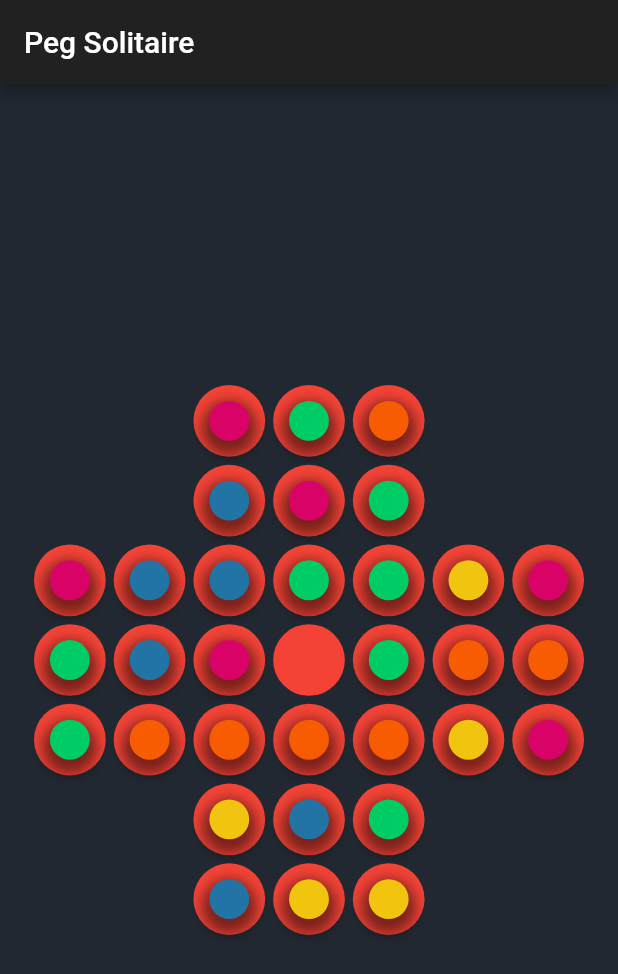
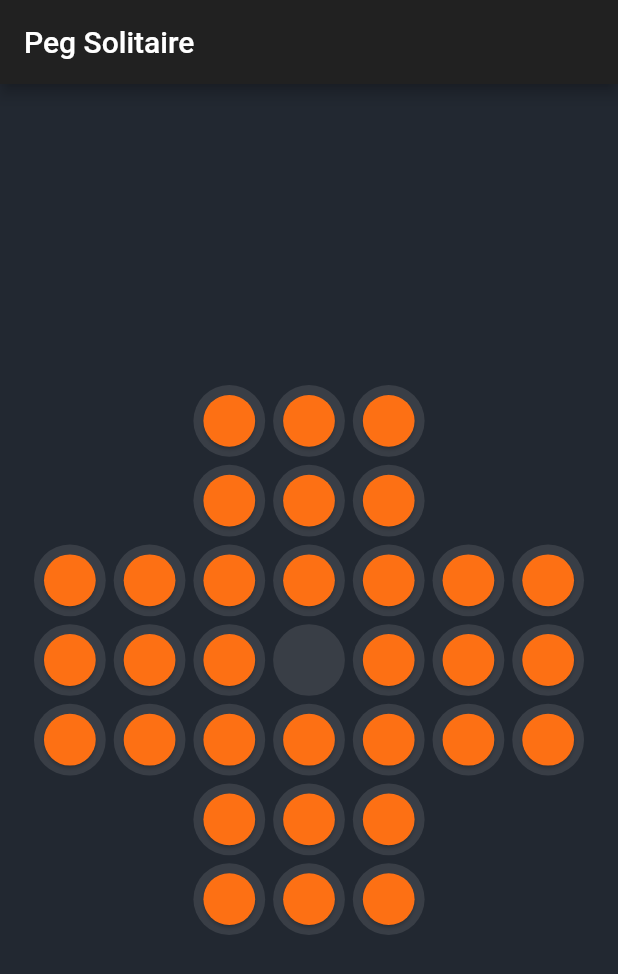
Before and after one commit to austincv/peg-solitaire, a Flutter app: the screen it shows after launch, on a phone screen of 412 x 824 dp. Shown: the top 974 px of the screen. Run offline on Flutter 3.47's test engine with Material 2 defaults, Android fonts, the light colour scheme and no system bars.

Commit message:
Major refactor

```diff
--- a/lib/board.dart
+++ b/lib/board.dart
@@ -1,7 +1,45 @@
+import 'dart:math';
+
 import 'package:flutter/material.dart';
+import 'package:peg_solitaire/constants.dart';
 
-import 'constants.dart';
-import 'marble.dart';
+import 'peg.dart';
+
+class BoardConfiguration {
+  final List<List<bool>> holes;
+  final List<List<bool>> pegs;
+
+  final int rows;
+  final int columns;
+
+  BoardConfiguration(this.holes, this.pegs, this.rows, this.columns);
+}
+
+class BoardFactory {
+  final List<BoardConfiguration> boardConfigurations = [
+    BoardConfiguration([
+      [false, false, true, true, true, false, false],
+      [false, false, true, true, true, false, false],
+      [true, true, true, true, true, true, true],
+      [true, true, true, true, true, true, true],
+      [true, true, true, true, true, true, true],
+      [false, false, true, true, true, false, false],
+      [false, false, true, true, true, false, false],
+    ], [
+      [false, false, true, true, true, false, false],
+      [false, false, true, true, true, false, false],
+      [true, true, true, true, true, true, true],
+      [true, true, true, false, true, true, true],
+      [true, true, true, true, true, true, true],
+      [false, false, true, true, true, false, false],
+      [false, false, true, true, true, false, false],
+    ], 7, 7)
+  ];
+
+  BoardConfiguration get(int version) {
+    return boardConfigurations[version];
+  }
+}
 
 class Board extends StatefulWidget {
   @override
@@ -9,137 +47,59 @@ class Board extends StatefulWidget {
 }
 
 class _BoardState extends State<Board> {
-  Map<String, bool> _pegs = {
-    '00': false,
-    '01': false,
-    '02': true,
-    '03': true,
-    '04': true,
-    '05': false,
-    '06': false,
-    '10': false,
-    '11': false,
-    '12': true,
-    '13': true,
-    '14': true,
-    '15': false,
-    '16': false,
-    '20': true,
-    '21': true,
-    '22': true,
-    '23': true,
-    '24': true,
-    '25': true,
-    '26': true,
-    '30': true,
-    '31': true,
-    '32': true,
-    '33': true,
-    '34': true,
-    '35': true,
-    '36': true,
-    '40': true,
-    '41': true,
-    '42': true,
-    '43': true,
-    '44': true,
-    '45': true,
-    '46': true,
-    '50': false,
-    '51': false,
-    '52': true,
-    '53': true,
-    '54': true,
-    '55': false,
-    '56': false,
-    '60': false,
-    '61': false,
-    '62': true,
-    '63': true,
-    '64': true,
-    '65': false,
-    '66': false,
-  };
+  BoardFactory boardFactory = BoardFactory();
 
-  Map<String, bool> _marbles = {
-    '00': false,
-    '01': false,
-    '02': true,
-    '03': true,
-    '04': true,
-    '05': false,
-    '06': false,
-    '10': false,
-    '11': false,
-    '12': true,
-    '13': true,
-    '14': true,
-    '15': false,
-    '16': false,
-    '20': true,
-    '21': true,
-    '22': true,
-    '23': true,
-    '24': true,
-    '25': true,
-    '26': true,
-    '30': true,
-    '31': true,
-    '32': true,
-    '33': false,
-    '34': true,
-    '35': true,
-    '36': true,
-    '40': true,
-    '41': true,
-    '42': true,
-    '43': true,
-    '44': true,
-    '45': true,
-    '46': true,
-    '50': false,
-    '51': false,
-    '52': true,
-    '53': true,
-    '54': true,
-    '55': false,
-    '56': false,
-    '60': false,
-    '61': false,
-    '62': true,
-    '63': true,
-    '64': true,
-    '65': false,
-    '66': false,
-  };
+  BoardConfiguration boardConfiguration;
+  final _random = new Random();
 
-  bool _hasPeg(int row, int column) {
-    return _pegs['$row$column'];
+  Widget buildSquareBox(Widget child, double size) {
+    return SizedBox(
+      width: size,
+      height: size,
+      child: child,
+    );
   }
 
-  bool _hasMarble(int row, int column) {
-    return _marbles['$row$column'];
-  }
-
-  DragTarget getEmptyPeg(int row, int column) {
+  Widget buildHoleAtIndexPosition(
+      int rowIndex, int columnIndex, double width, double height) {
     /// Create a drag target on which marbles can be dropped.
     /// This function defines which marbles can be accepted
     /// according to the rules of peg solitaire
-    return DragTarget<String>(
+    return DragTarget<List<int>>(
       builder: (context, candidateData, rejectedData) {
-        return Container();
+        double paddingFactor = 0.05;
+
+        return SizedBox(
+          width: width,
+          height: height,
+          child: Padding(
+            padding: EdgeInsets.all(width * paddingFactor),
+            child: Container(
+              decoration: new BoxDecoration(
+                color: kColorHole,
+                shape: BoxShape.circle,
+              ),
+              child: Center(
+                child: SizedBox(
+                    width: width * 0.5,
+                    height: height * 0.5,
+                    child: Container()),
+              ),
+            ),
+          ),
+        );
       },
       onWillAccept: (data) {
-        int draggedRow = int.parse(data[0]);
-        int draggedColumn = int.parse(data[1]);
+        int draggedRow = data[0];
+        int draggedColumn = data[1];
 
-        int rowCheck = (draggedRow - row).abs();
-        int colCheck = (draggedColumn - column).abs();
+        int rowCheck = (draggedRow - rowIndex).abs();
+        int colCheck = (draggedColumn - columnIndex).abs();
         if (((rowCheck == 2) & (colCheck == 0)) |
             ((rowCheck == 0) & (colCheck == 2))) {
-          int popRow = (draggedRow + row) ~/ 2;
-          int popColumn = (draggedColumn + column) ~/ 2;
-          if (_marbles['$popRow$popColumn'] == true) {
+          int popRow = (draggedRow + rowIndex) ~/ 2;
+          int popColumn = (draggedColumn + columnIndex) ~/ 2;
+          if (boardConfiguration.pegs[popRow][popColumn] == true) {
             print('Marble found at $popRow$popColumn');
             return true;
           } else {
@@ -148,70 +108,99 @@ class _BoardState extends State<Board> {
           }
         } else {
           print('Cant accept $data marble');
-          print((draggedRow - row).abs());
-          print((draggedColumn - column).abs());
+          print((draggedRow - rowIndex).abs());
+          print((draggedColumn - columnIndex).abs());
           return false;
         }
       },
       onAccept: (data) {
         print("Accepted $data");
-        int draggedRow = int.parse(data[0]);
-        int draggedColumn = int.parse(data[1]);
-        int popRow = (draggedRow + row) ~/ 2;
-        int popColumn = (draggedColumn + column) ~/ 2;
+        int draggedRow = data[0];
+        int draggedColumn = data[1];
+        int popRow = (draggedRow + rowIndex) ~/ 2;
+        int popColumn = (draggedColumn + columnIndex) ~/ 2;
 
         setState(() {
-          _marbles[data] = false;
-          _marbles['$popRow$popColumn'] = false;
-          _marbles['$row$column'] = true;
+          boardConfiguration.pegs[draggedRow][draggedColumn] = false;
+          boardConfiguration.pegs[popRow][popColumn] = false;
+          boardConfiguration.pegs[rowIndex][columnIndex] = true;
         });
       },
     );
   }
 
-  TableCell buildCell(int row, int column) {
-    bool hasPeg = _hasPeg(row, column);
-    bool hasMarble = _hasMarble(row, column);
+  Widget buildHoleWithPegAtIndexPosition(
+      int rowIndex, int columnIndex, double width, double height) {
+    double paddingFactor = 0.05;
 
-    Widget peg = hasMarble ? Marble(row, column) : getEmptyPeg(row, column);
-
-    return TableCell(
+    return SizedBox(
+      width: width,
+      height: height,
+      child: Padding(
+        padding: EdgeInsets.all(width * paddingFactor),
         child: Container(
-      child: AspectRatio(
-        aspectRatio: 1,
-        child: hasPeg
-            ? Card(
-                elevation: 0,
-                color: kColorPeg,
-                shape: CircleBorder(),
-                child: peg,
-              )
-            : Container(),
+          decoration: new BoxDecoration(
+            color: kColorHole,
+            shape: BoxShape.circle,
+          ),
+          child: Center(
+            child: Peg(rowIndex, columnIndex, width * 0.8, height * 0.8),
+          ),
+        ),
       ),
-    ));
+    );
   }
 
-  TableRow buildTableRow(int row, int columns) {
-    List<TableCell> cells = new List(columns);
-    for (int column = 0; column < columns; column++) {
-      cells[column] = buildCell(row, column);
-    }
-    return TableRow(children: cells);
+  Widget buildBoxAtIndexPosition(
+      {int rowIndex, int columnIndex, double boxWidth, double boxHeight}) {
+    bool isHole = boardConfiguration.holes[rowIndex][columnIndex];
+    bool hasPeg = boardConfiguration.pegs[rowIndex][columnIndex];
+
+    Widget nothing = SizedBox(width: boxWidth, height: boxHeight);
+
+    return isHole
+        ? hasPeg
+            ? buildHoleWithPegAtIndexPosition(
+                rowIndex, columnIndex, boxWidth, boxHeight)
+            : buildHoleAtIndexPosition(
+                rowIndex, columnIndex, boxWidth, boxHeight)
+        : nothing;
   }
 
-  Table buildTable(int rows, int columns) {
-    List<TableRow> tableChildren = new List(rows);
-    for (int row = 0; row < rows; row++) {
-      tableChildren[row] = buildTableRow(row, columns);
+  Widget buildBoard(double width, double height) {
+    double boxWidth = width / boardConfiguration.columns;
+    double boxHeight = height / boardConfiguration.rows;
+
+    List<Row> rows = new List<Row>(boardConfiguration.rows);
+    for (int rowIndex = 0; rowIndex < boardConfiguration.rows; rowIndex++) {
+      List<Widget> widgets = new List<Widget>(boardConfiguration.columns);
+      for (int columnIndex = 0;
+          columnIndex < boardConfiguration.columns;
+          columnIndex++) {
+        widgets[columnIndex] = buildBoxAtIndexPosition(
+            rowIndex: rowIndex,
+            columnIndex: columnIndex,
+            boxWidth: boxWidth,
+            boxHeight: boxHeight);
+      }
+      rows[rowIndex] = Row(children: widgets);
     }
-    return Table(children: tableChildren);
+
+    return Column(children: rows);
   }
 
   @override
   Widget build(BuildContext context) {
+    if (boardConfiguration == null) {
+      boardConfiguration = boardFactory.get(0);
+    }
+
     return AspectRatio(
       aspectRatio: 1,
-      child: buildTable(7, 7),
+      child: LayoutBuilder(
+        builder: (context, constraints) =>
+            buildBoard(constraints.maxWidth, constraints.maxHeight),
+      ),
     );
   }
 }
--- a/lib/board2.dart
+++ /dev/null
@@ -1,163 +0,0 @@
-import 'dart:math';
-
-import 'package:flutter/material.dart';
-import 'package:peg_solitaire/constants.dart';
-
-class BoardConfiguration {
-  final List<List<bool>> holes;
-  final List<List<bool>> pegs;
-
-  final int rows;
-  final int columns;
-
-  BoardConfiguration(this.holes, this.pegs, this.rows, this.columns);
-}
-
-class BoardFactory {
-  final List<BoardConfiguration> boardConfigurations = [
-    BoardConfiguration([
-      [false, false, true, true, true, false, false],
-      [false, false, true, true, true, false, false],
-      [true, true, true, true, true, true, true],
-      [true, true, true, true, true, true, true],
-      [true, true, true, true, true, true, true],
-      [false, false, true, true, true, false, false],
-      [false, false, true, true, true, false, false],
-    ], [
-      [false, false, true, true, true, false, false],
-      [false, false, true, true, true, false, false],
-      [true, true, true, true, true, true, true],
-      [true, true, true, false, true, true, true],
-      [true, true, true, true, true, true, true],
-      [false, false, true, true, true, false, false],
-      [false, false, true, true, true, false, false],
-    ], 7, 7)
-  ];
-
-  BoardConfiguration get(int version) {
-    return boardConfigurations[version];
-  }
-}
-
-class Board extends StatefulWidget {
-  @override
-  _BoardState createState() => _BoardState();
-}
-
-class _BoardState extends State<Board> {
-  BoardFactory boardFactory = BoardFactory();
-
-  BoardConfiguration boardConfiguration;
-  final _random = new Random();
-
-  Widget buildSizedBox(Widget child, double size) {
-    return SizedBox(
-      width: size,
-      height: size,
-      child: child,
-    );
-  }
-
-  Widget buildBoxAtIndexPosition(
-      {int rowIndex, int columnIndex, double boxWidth, double boxHeight}) {
-    bool isHole = boardConfiguration.holes[rowIndex][columnIndex];
-    bool hasPeg = boardConfiguration.pegs[rowIndex][columnIndex];
-    double paddingFactor = 0.05;
-
-    Widget nothing = SizedBox(width: boxWidth, height: boxHeight);
-    Widget holeWithPeg = SizedBox(
-      width: boxWidth,
-      height: boxHeight,
-      child: Padding(
-        padding: EdgeInsets.all(boxWidth * paddingFactor),
-        child: Container(
-          decoration: new BoxDecoration(
-            color: Colors.red,
-            shape: BoxShape.circle,
-          ),
-          child: Center(
-            child: SizedBox(
-                width: boxWidth * 0.5,
-                height: boxHeight * 0.5,
-                child: Container(
-                  decoration: new BoxDecoration(
-                    color: kColorPegs[_random.nextInt(kColorPegs.length)],
-                    shape: BoxShape.circle,
-                    boxShadow: [
-                      BoxShadow(
-                        color: Colors.black.withOpacity(0.5),
-                        spreadRadius: 5,
-                        blurRadius: 7,
-                        offset: Offset(0, 5), // changes position of shadow
-                      ),
-                    ],
-                  ),
-                )),
-          ),
-        ),
-      ),
-    );
-    Widget hole = SizedBox(
-      width: boxWidth,
-      height: boxHeight,
-      child: Padding(
-        padding: EdgeInsets.all(boxWidth * paddingFactor),
-        child: Container(
-          decoration: new BoxDecoration(
-            color: Colors.red,
-            shape: BoxShape.circle,
-          ),
-          child: Center(
-            child: SizedBox(
-                width: boxWidth * 0.5,
-                height: boxHeight * 0.5,
-                child: Container()),
-          ),
-        ),
-      ),
-    );
-
-    return isHole
-        ? hasPeg
-            ? holeWithPeg
-            : hole
-        : nothing;
-  }
-
-  Widget buildBoard(double width, double height) {
-    double boxWidth = width / boardConfiguration.columns;
-    double boxHeight = height / boardConfiguration.rows;
-
-    List<Row> rows = new List<Row>(boardConfiguration.rows);
-    for (int rowIndex = 0; rowIndex < boardConfiguration.rows; rowIndex++) {
-      List<Widget> widgets = new List<Widget>(boardConfiguration.columns);
-      for (int columnIndex = 0;
-          columnIndex < boardConfiguration.columns;
-          columnIndex++) {
-        widgets[columnIndex] = buildBoxAtIndexPosition(
-            rowIndex: rowIndex,
-            columnIndex: columnIndex,
-            boxWidth: boxWidth,
-            boxHeight: boxHeight);
-      }
-      rows[rowIndex] = Row(children: widgets);
-    }
-
-    return Column(children: rows);
-  }
-
-  @override
-  Widget build(BuildContext context) {
-    if (boardConfiguration == null) {
-      boardConfiguration = boardFactory.get(0);
-    }
-
-    return AspectRatio(
-      aspectRatio: 1,
-      child: LayoutBuilder(
-        builder: (context, constraints) =>
-            buildBoard(constraints.maxWidth, constraints.maxHeight),
-      ),
-    );
-  }
-}
--- a/lib/constants.dart
+++ b/lib/constants.dart
@@ -1,7 +1,7 @@
 import 'package:flutter/material.dart';
 
-const Color kColorPeg = Color(0xFF393e46);
-const Color kColorMarble = Color(0xFFfd7014);
+const Color kColorHole = Color(0xFF393e46);
+const Color kColorPeg = Color(0xFFfd7014);
 const Color kColorBackground = Color(0xFF222831);
 
 const List<Color> kColorPegs = [
--- a/lib/main.dart
+++ b/lib/main.dart
@@ -1,6 +1,6 @@
 import 'package:flutter/material.dart';
 
-import 'board2.dart';
+import 'board.dart';
 import 'constants.dart';
 
 class MyApp extends StatelessWidget {
--- a/lib/marble.dart
+++ /dev/null
@@ -1,39 +0,0 @@
-import 'package:flutter/material.dart';
-
-import 'constants.dart';
-
-class Marble extends StatelessWidget {
-  final int row;
-  final int column;
-  final double _sizeFactor = 1.0;
-
-  Marble(this.row, this.column);
-
-  @override
-  Widget build(BuildContext context) {
-    return LayoutBuilder(
-      builder: (context, constraints) => Draggable<String>(
-        child: SizedBox(
-          width: constraints.maxWidth * this._sizeFactor,
-          height: constraints.maxHeight * this._sizeFactor,
-          child: Card(
-            color: kColorMarble,
-            elevation: 1,
-            shape: CircleBorder(),
-          ),
-        ),
-        feedback: SizedBox(
-          width: constraints.maxWidth * this._sizeFactor,
-          height: constraints.maxHeight * this._sizeFactor,
-          child: Card(
-            color: kColorMarble,
-            elevation: 4,
-            shape: CircleBorder(),
-          ),
-        ),
-        childWhenDragging: Container(),
-        data: '$row$column',
-      ),
-    );
-  }
-}
--- /dev/null
+++ b/lib/peg.dart
@@ -0,0 +1,38 @@
+import 'package:flutter/material.dart';
+
+import 'constants.dart';
+
+class Peg extends StatelessWidget {
+  final int row;
+  final int column;
+  final double width;
+  final double height;
+
+  Peg(this.row, this.column, this.width, this.height);
+
+  @override
+  Widget build(BuildContext context) {
+    return Draggable(
+      child: SizedBox(
+        width: width,
+        height: height,
+        child: Card(
+          color: kColorPeg,
+          elevation: 1,
+          shape: CircleBorder(),
+        ),
+      ),
+      feedback: SizedBox(
+        width: width,
+        height: height,
+        child: Card(
+          color: kColorPeg,
+          elevation: 4,
+          shape: CircleBorder(),
+        ),
+      ),
+      childWhenDragging: Container(),
+      data: [row, column],
+    );
+  }
+}
```
